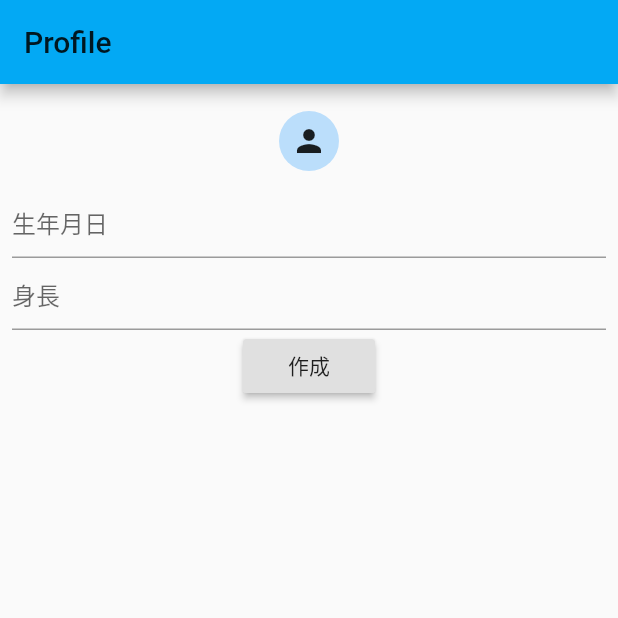
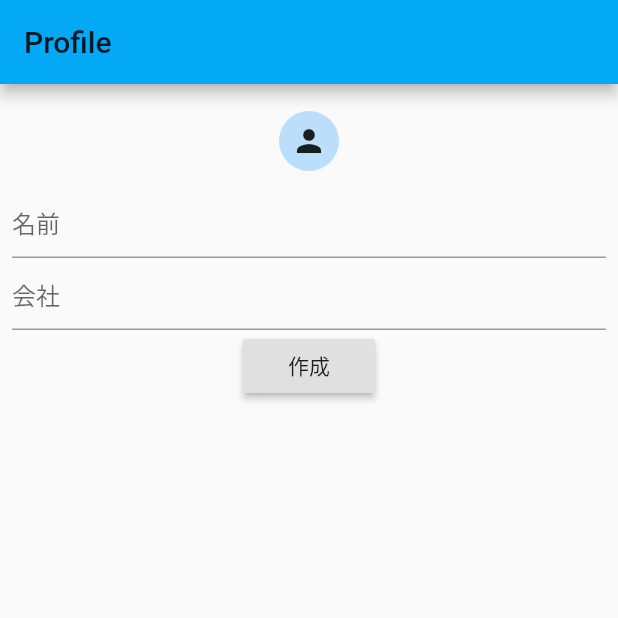
Before and after one commit to yokokida/manager_san, a Flutter app: the screen it shows after launch, item 5 of the bottom bar chosen, after a tap on "作成", on a phone screen of 412 x 824 dp, the top half of it. Run offline on Flutter 3.47's test engine with Material 2 defaults, Android fonts, the phone set to English and light mode, and no system bars; our stand-ins replace cloud_firestore, firebase_core, flutter_calendar_carousel, flutter_slidable, fluttertoast, table_calendar; accounts and stored records are empty.

Commit message:
add data to firestore

```diff
--- a/lib/coach/screen_coach.dart
+++ b/lib/coach/screen_coach.dart
@@ -2,12 +2,10 @@ import 'package:flutter/material.dart';
 
 class Coach extends StatelessWidget {
 
-  IconData icon;
   String name;
   String company;
 
-  Coach({IconData icon, String name, String company}) {
-    this.icon = icon;
+  Coach({String name, String company}) {
     this.name = name;
     this.company = company;
   }
--- a/lib/home.dart
+++ b/lib/home.dart
@@ -1,6 +1,6 @@
 import 'package:flutter/cupertino.dart';
 import 'package:flutter/material.dart';
-import 'package:manager_san/parts/calender_02.dart';
+import 'package:manager_san/news/calender_02.dart';
 import 'package:manager_san/player/page_player.dart';
 
 import 'album/page_album.dart';
--- a/lib/mypage/page_mypage.dart
+++ b/lib/mypage/page_mypage.dart
@@ -3,6 +3,12 @@ import 'package:firebase_core/firebase_core.dart';
 import 'package:flutter/material.dart';
 
 class MyPage extends StatelessWidget {
+  final String profName = "name";
+  final String profCompany = "company";
+  final String profDatetime = "datetime";
+
+  TextEditingController _newNameCont = TextEditingController();
+  TextEditingController _newCompanyCont = TextEditingController();
 
   @override
   Widget build(BuildContext context) {
@@ -22,22 +28,25 @@ class MyPage extends StatelessWidget {
             ),
             TextField(
               decoration: InputDecoration(
-                hintText: ('生年月日'),
+                hintText: ('名前'),
               ),
+              controller: _newNameCont,
             ),
             TextField(
               decoration: InputDecoration(
-                hintText: ('身長'),
+                hintText: ('会社'),
               ),
+              controller: _newCompanyCont,
             ),
             RaisedButton(
               child: Text('作成'),
-              onPressed: () async {
-                // ドキュメント作成
-                await FirebaseFirestore.instance
-                    .collection('players')
-                    .document('id_abc')
-                    .setData({'name': '鈴木', 'height': 140});
+              onPressed: () {
+                if (_newNameCont.text.isNotEmpty && _newCompanyCont.text.isNotEmpty) {
+                  createProf(_newNameCont.text, _newCompanyCont.text);
+                }
+                _newNameCont.clear();
+                _newCompanyCont.clear();
+                print('kara');
               },
             ),
           ],
@@ -45,4 +54,11 @@ class MyPage extends StatelessWidget {
       ),
     );
   }
+
+  void createProf(String name, String company) {
+    FirebaseFirestore.instance.collection('coaches').add({
+      profName: name,
+      profCompany: company,
+    });
+  }
 }
```
Also changed, not shown: lib/album/page_album.dart (+8 -6 lines), lib/coach/page_coach.dart (+16 -11 lines), lib/news/calender_02.dart (renamed from lib/parts/calender_02.dart, +4 -3 lines), lib/player/screen_player.dart (+1 -20 lines), lib/mypage/mypage_coach.dart (added), lib/mypage/mypage_player.dart (added).
